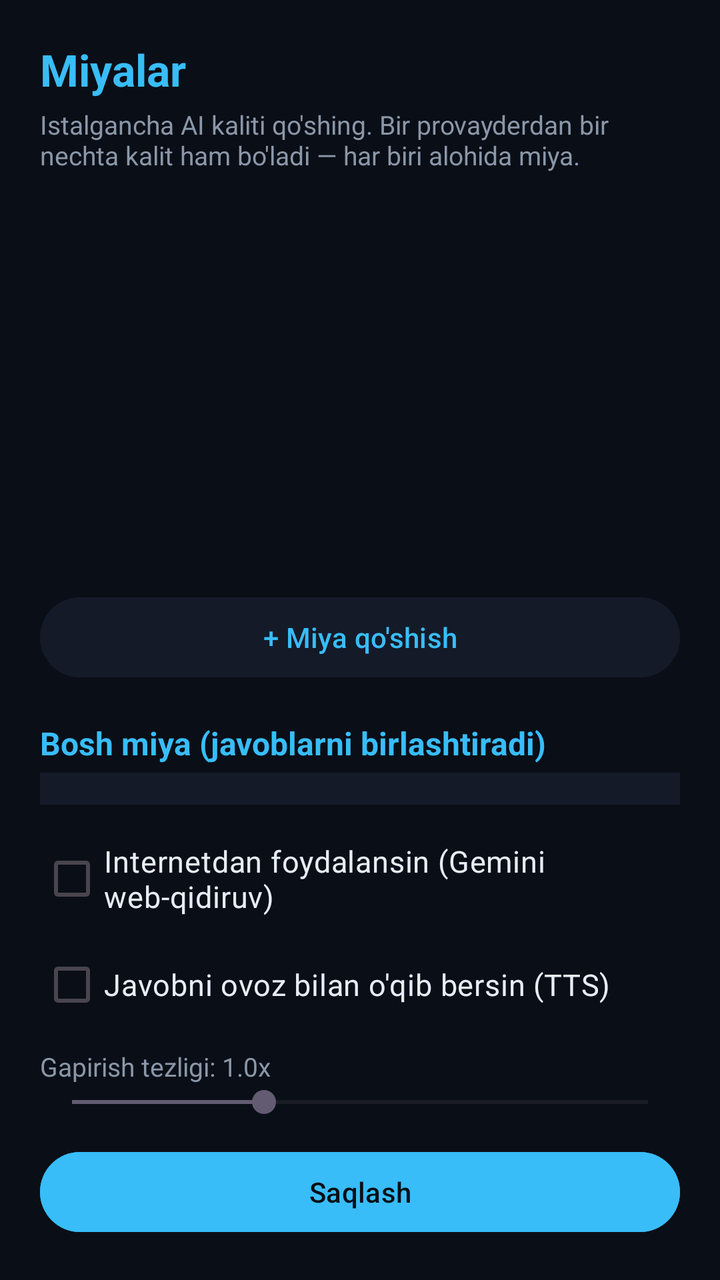
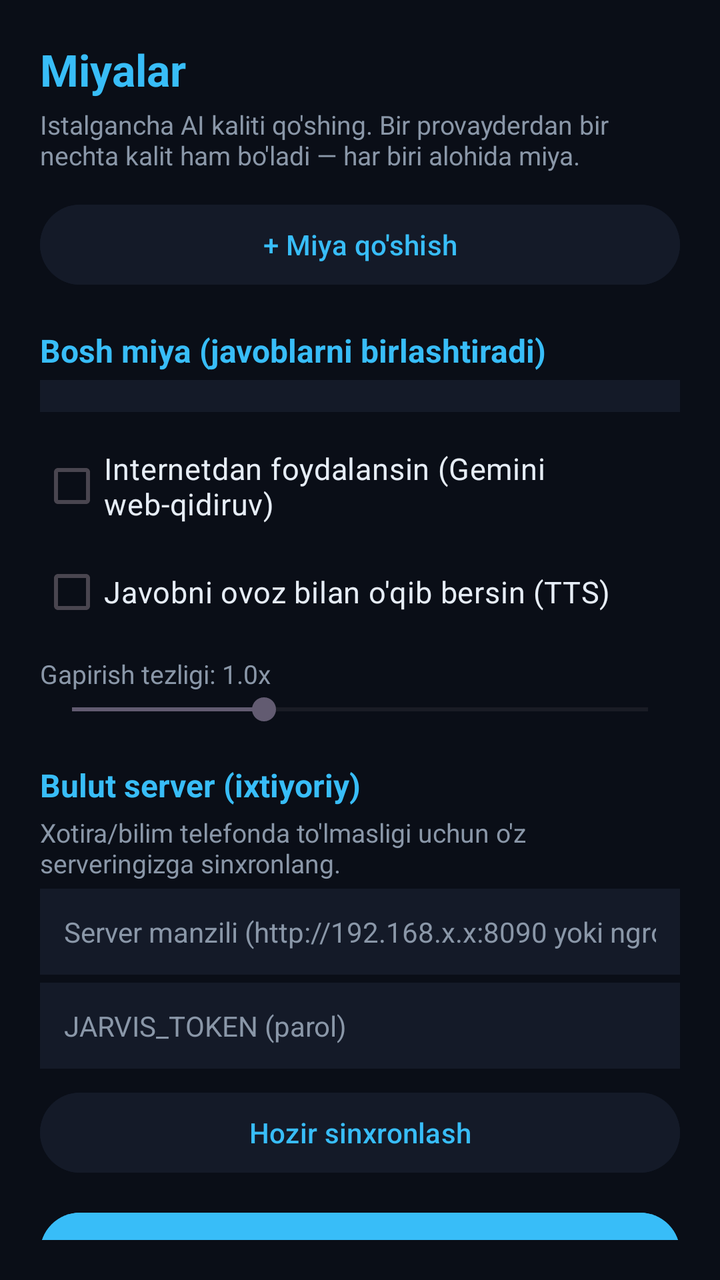

Before-and-after screenshots of an Android layout around one commit, followed by the original layout XML and the change that was made.
<!-- AndroidManifest.xml: application theme Theme.Jarvis -->
<!-- res/layout/activity_settings.xml -->
<?xml version="1.0" encoding="utf-8"?>
<LinearLayout xmlns:android="http://schemas.android.com/apk/res/android"
    android:layout_width="match_parent"
    android:layout_height="match_parent"
    android:background="@color/bg"
    android:orientation="vertical"
    android:padding="20dp">

    <TextView
        android:layout_width="wrap_content" android:layout_height="wrap_content"
        android:text="Miyalar" android:textColor="@color/accent"
        android:textSize="22sp" android:textStyle="bold" />
    <TextView
        android:layout_width="match_parent" android:layout_height="wrap_content"
        android:layout_marginTop="4dp"
        android:text="Istalgancha AI kaliti qo\'shing. Bir provayderdan bir nechta kalit ham bo\'ladi — har biri alohida miya."
        android:textColor="@color/muted" android:textSize="13sp" />

    <androidx.recyclerview.widget.RecyclerView
        android:id="@+id/brainsList"
        android:layout_width="match_parent" android:layout_height="0dp"
        android:layout_weight="1" android:layout_marginTop="12dp" />

    <Button
        android:id="@+id/addBrainButton"
        android:layout_width="match_parent" android:layout_height="wrap_content"
        android:text="+ Miya qo\'shish"
        android:textColor="@color/accent" android:backgroundTint="@color/panel" />

    <TextView
        android:layout_width="wrap_content" android:layout_height="wrap_content"
        android:layout_marginTop="18dp" android:text="Bosh miya (javoblarni birlashtiradi)"
        android:textColor="@color/accent" android:textSize="16sp" android:textStyle="bold" />
    <Spinner
        android:id="@+id/aggregatorSpinner"
        android:layout_width="match_parent" android:layout_height="wrap_content"
        android:layout_marginTop="4dp" android:background="@color/panel" android:padding="8dp" />

    <CheckBox
        android:id="@+id/webEnabled" style="@style/JRadio"
        android:layout_marginTop="12dp" android:text="Internetdan foydalansin (Gemini web-qidiruv)" />

    <CheckBox
        android:id="@+id/voiceReply" style="@style/JRadio"
        android:layout_marginTop="4dp" android:text="Javobni ovoz bilan o\'qib bersin (TTS)" />

    <TextView
        android:id="@+id/rateLabel"
        android:layout_width="wrap_content" android:layout_height="wrap_content"
        android:layout_marginTop="8dp" android:text="Gapirish tezligi: 1.0x"
        android:textColor="@color/muted" android:textSize="13sp" />
    <SeekBar
        android:id="@+id/speechRate"
        android:layout_width="match_parent" android:layout_height="wrap_content"
        android:max="30" android:progress="10" />

    <Button
        android:id="@+id/saveButton"
        android:layout_width="match_parent" android:layout_height="wrap_content"
        android:layout_marginTop="12dp" android:text="Saqlash"
        android:textColor="@color/bg" android:backgroundTint="@color/accent" />
</LinearLayout>
<!-- resources referenced by this layout -->
<resources>
  <color name="accent">#38BDF8</color>
  <color name="bg">#0A0E17</color>
  <color name="muted">#8A97A8</color>
  <color name="panel">#141A28</color>
  <style name="JRadio">
          <item name="android:layout_width">match_parent</item>
          <item name="android:layout_height">wrap_content</item>
          <item name="android:textColor">@color/ink</item>
          <item name="android:textSize">15sp</item>
          <item name="android:paddingTop">6dp</item>
          <item name="android:paddingBottom">6dp</item>
      </style>
  <style name="Theme.Jarvis" parent="Theme.Material3.DayNight.NoActionBar">
          <item name="colorPrimary">@color/accent</item>
          <item name="android:windowBackground">@color/bg</item>
          <item name="colorSurface">@color/panel</item>
      </style>
  <color name="ink">#E6EDF6</color>
</resources>

<!-- the commit's change to res/layout/activity_settings.xml (unified diff, before → after) -->
@@ -54,6 +54,25 @@
         android:layout_width="match_parent" android:layout_height="wrap_content"
         android:max="30" android:progress="10" />
 
+    <TextView
+        android:layout_width="wrap_content" android:layout_height="wrap_content"
+        android:layout_marginTop="18dp" android:text="Bulut server (ixtiyoriy)"
+        android:textColor="@color/accent" android:textSize="16sp" android:textStyle="bold" />
+    <TextView
+        android:layout_width="match_parent" android:layout_height="wrap_content"
+        android:layout_marginTop="4dp"
+        android:text="Xotira/bilim telefonda to\'lmasligi uchun o\'z serveringizga sinxronlang."
+        android:textColor="@color/muted" android:textSize="13sp" />
+    <EditText android:id="@+id/serverUrl" style="@style/JInput"
+        android:hint="Server manzili (http://192.168.x.x:8090 yoki ngrok)" />
+    <EditText android:id="@+id/serverToken" style="@style/JInput"
+        android:hint="JARVIS_TOKEN (parol)" />
+    <Button
+        android:id="@+id/syncButton"
+        android:layout_width="match_parent" android:layout_height="wrap_content"
+        android:layout_marginTop="8dp" android:text="Hozir sinxronlash"
+        android:textColor="@color/accent" android:backgroundTint="@color/panel" />
+
     <Button
         android:id="@+id/saveButton"
         android:layout_width="match_parent" android:layout_height="wrap_content"
<!-- resource entries referenced after the edit -->
@@ -4,6 +4,18 @@
   <color name="bg">#0A0E17</color>
   <color name="muted">#8A97A8</color>
   <color name="panel">#141A28</color>
+  <style name="JInput">
+          <item name="android:layout_width">match_parent</item>
+          <item name="android:layout_height">wrap_content</item>
+          <item name="android:layout_marginTop">4dp</item>
+          <item name="android:background">@color/panel</item>
+          <item name="android:padding">12dp</item>
+          <item name="android:textColor">@color/ink</item>
+          <item name="android:textColorHint">@color/muted</item>
+          <item name="android:textSize">14sp</item>
+          <item name="android:inputType">text</item>
+          <item name="android:maxLines">2</item>
+      </style>
   <style name="JRadio">
           <item name="android:layout_width">match_parent</item>
           <item name="android:layout_height">wrap_content</item>
